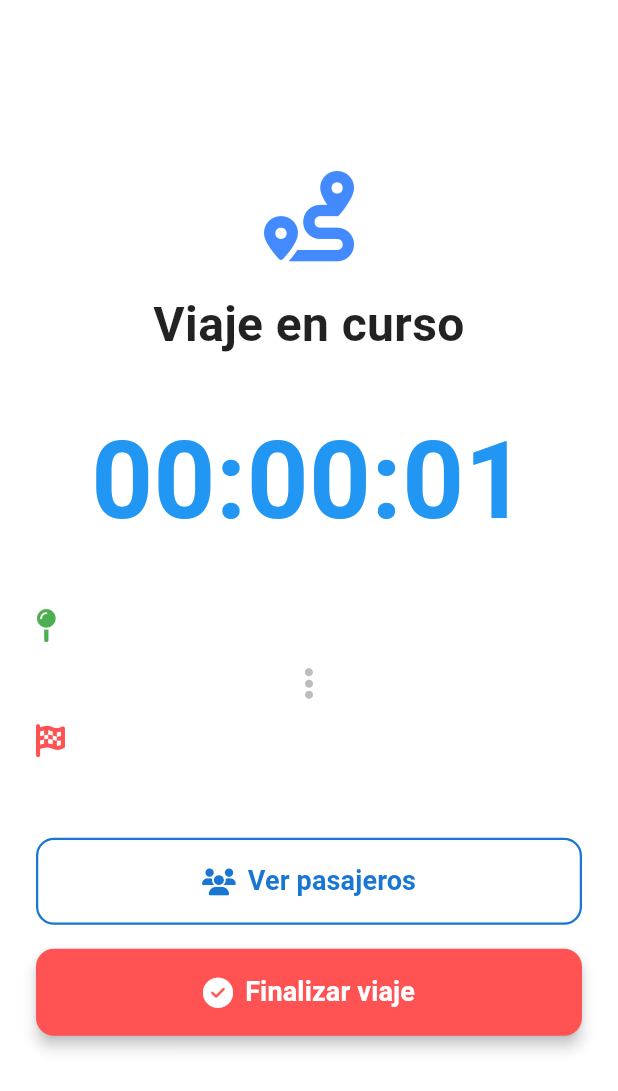
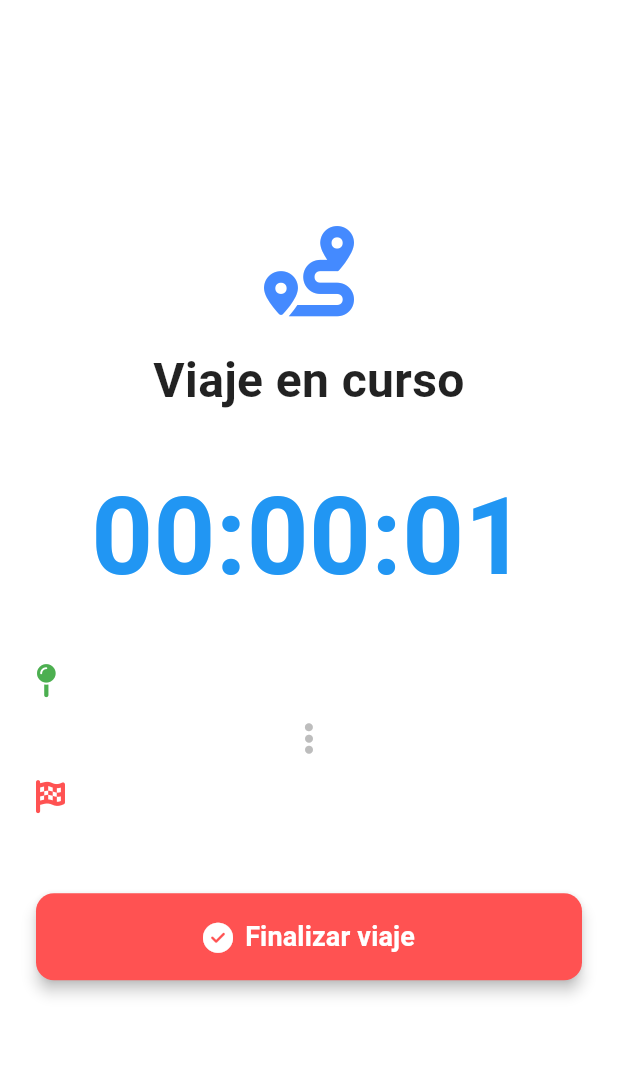
Before and after one commit to JuanFelipeRomero/FreeWheel-Frontend, a Flutter app: the ActiveTripScreen screen opened directly with empty values, on a phone screen of 412 x 824 dp. Shown: the top 1091 px of the screen. Run offline on Flutter 3.47's test engine with Material 3 defaults, Android fonts, the phone set to English and light mode, and no system bars; our stand-ins replace file_picker, flutter_dotenv, font_awesome_flutter, google_fonts, image_picker, shared_preferences; accounts and stored records are empty.

Commit message:
refactor: remove 'Ver pasajeros' button from active trip screen

```diff
--- a/lib/presentation/screens/active_trip_screen.dart
+++ b/lib/presentation/screens/active_trip_screen.dart
@@ -111,31 +111,6 @@ class _ActiveTripScreenState extends State<ActiveTripScreen> {
               const SizedBox(height: 50),
               SizedBox(
                 width: double.infinity,
-                child: OutlinedButton.icon(
-                  icon: const FaIcon(FontAwesomeIcons.users, size: 18),
-                  label: const Text(
-                    'Ver pasajeros',
-                    style: TextStyle(fontSize: 18, fontWeight: FontWeight.bold),
-                  ),
-                  onPressed: () {
-                    // TODO: Implementar ver pasajeros
-                  },
-                  style: OutlinedButton.styleFrom(
-                    padding: const EdgeInsets.symmetric(vertical: 16),
-                    side: BorderSide(
-                      color: Theme.of(context).primaryColorDark,
-                      width: 1.5,
-                    ),
-                    foregroundColor: Theme.of(context).primaryColorDark,
-                    shape: RoundedRectangleBorder(
-                      borderRadius: BorderRadius.circular(12),
-                    ),
-                  ),
-                ),
-              ),
-              const SizedBox(height: 16),
-              SizedBox(
-                width: double.infinity,
                 child: ElevatedButton.icon(
                   icon: const FaIcon(
                     FontAwesomeIcons.solidCircleCheck,
```
